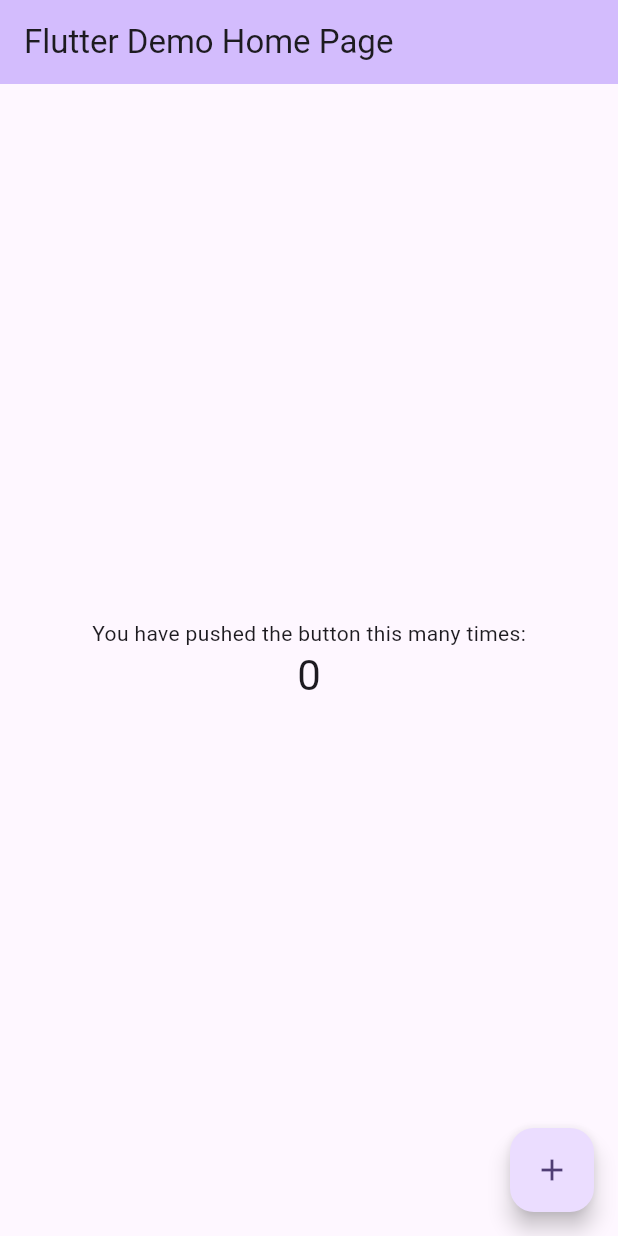
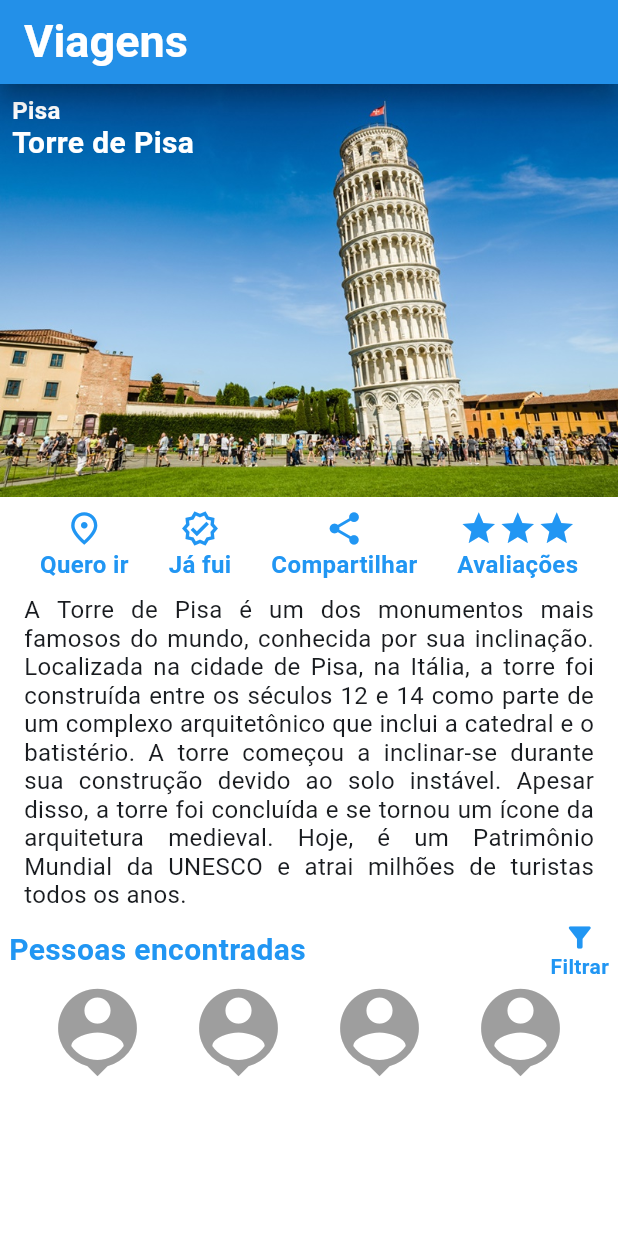
Before and after one commit to Perazzojoao/Arquivos-faculdade, a Flutter app: the screen it shows after launch, on a phone screen of 412 x 824 dp. Run offline on Flutter 3.47's test engine with Material 3 defaults, Android fonts, the phone set to English and light mode, and no system bars.

Commit message:
Adição de novos widgets de imagem, rodapé e barra de ação ao projeto Flutter

```diff
--- a/p-4/prog-mobile/atividade_01/lib/main.dart
+++ b/p-4/prog-mobile/atividade_01/lib/main.dart
@@ -1,3 +1,6 @@
+import 'package:atividade_01/widgets/actionBar.dart';
+import 'package:atividade_01/widgets/footer.dart';
+import 'package:atividade_01/widgets/images.dart';
 import 'package:flutter/material.dart';
 
 void main() {
@@ -28,44 +31,16 @@ class MyApp extends StatelessWidget {
         //
         // This works for code too, not just values: Most code changes can be
         // tested with just a hot reload.
-        colorScheme: ColorScheme.fromSeed(seedColor: Colors.deepPurple),
+        colorScheme: ColorScheme.fromSeed(seedColor: Colors.blue),
       ),
-      home: const MyHomePage(title: 'Flutter Demo Home Page'),
+      home: const MyHomePage(title: 'Viagens'),
     );
   }
 }
 
-class MyHomePage extends StatefulWidget {
+class MyHomePage extends StatelessWidget {
   const MyHomePage({super.key, required this.title});
-
-  // This widget is the home page of your application. It is stateful, meaning
-  // that it has a State object (defined below) that contains fields that affect
-  // how it looks.
-
-  // This class is the configuration for the state. It holds the values (in this
-  // case the title) provided by the parent (in this case the App widget) and
-  // used by the build method of the State. Fields in a Widget subclass are
-  // always marked "final".
-
   final String title;
-
-  @override
-  State<MyHomePage> createState() => _MyHomePageState();
-}
-
-class _MyHomePageState extends State<MyHomePage> {
-  int _counter = 0;
-
-  void _incrementCounter() {
-    setState(() {
-      // This call to setState tells the Flutter framework that something has
-      // changed in this State, which causes it to rerun the build method below
-      // so that the display can reflect the updated values. If we changed
-      // _counter without calling setState(), then the build method would not be
-      // called again, and so nothing would appear to happen.
-      _counter++;
-    });
-  }
 
   @override
   Widget build(BuildContext context) {
@@ -76,47 +51,41 @@ class _MyHomePageState extends State<MyHomePage> {
     // fast, so that you can just rebuild anything that needs updating rather
     // than having to individually change instances of widgets.
     return Scaffold(
+      backgroundColor: Colors.white,
       appBar: AppBar(
-        // TRY THIS: Try changing the color here to a specific color (to
-        // Colors.amber, perhaps?) and trigger a hot reload to see the AppBar
-        // change color while the other colors stay the same.
-        backgroundColor: Theme.of(context).colorScheme.inversePrimary,
-        // Here we take the value from the MyHomePage object that was created by
-        // the App.build method, and use it to set our appbar title.
-        title: Text(widget.title),
+        backgroundColor: Colors.blue[500],
+        title: Text(
+          title,
+          style: TextStyle(
+            color: Colors.white,
+            fontSize: 30,
+            fontWeight: FontWeight.w600,
+          ),
+        ),
+        shadowColor: Colors.black,
+        elevation: 6,
       ),
       body: Center(
-        // Center is a layout widget. It takes a single child and positions it
-        // in the middle of the parent.
         child: Column(
-          // Column is also a layout widget. It takes a list of children and
-          // arranges them vertically. By default, it sizes itself to fit its
-          // children horizontally, and tries to be as tall as its parent.
-          //
-          // Column has various properties to control how it sizes itself and
-          // how it positions its children. Here we use mainAxisAlignment to
-          // center the children vertically; the main axis here is the vertical
-          // axis because Columns are vertical (the cross axis would be
-          // horizontal).
-          //
-          // TRY THIS: Invoke "debug painting" (choose the "Toggle Debug Paint"
-          // action in the IDE, or press "p" in the console), to see the
-          // wireframe for each widget.
-          mainAxisAlignment: MainAxisAlignment.center,
-          children: <Widget>[
-            const Text('You have pushed the button this many times:'),
-            Text(
-              '$_counter',
-              style: Theme.of(context).textTheme.headlineMedium,
+          children: [
+            ImageWidget(),
+            ActionBarWidget(),
+            Container(
+              padding: EdgeInsets.only(left: 16, right: 16, top: 8, bottom: 8),
+              child: Text(
+                "A Torre de Pisa é um dos monumentos mais famosos do mundo, conhecida por sua inclinação. Localizada na cidade de Pisa, na Itália, a torre foi construída entre os séculos 12 e 14 como parte de um complexo arquitetônico que inclui a catedral e o batistério. A torre começou a inclinar-se durante sua construção devido ao solo instável. Apesar disso, a torre foi concluída e se tornou um ícone da arquitetura medieval. Hoje, é um Patrimônio Mundial da UNESCO e atrai milhões de turistas todos os anos.",
+                textAlign: TextAlign.justify,
+                style: TextStyle(
+                  fontSize: 16,
+                  fontWeight: FontWeight.w400,
+                  height: 1.2,
+                ),
+              ),
             ),
+            FooterWidget(),
           ],
         ),
       ),
-      floatingActionButton: FloatingActionButton(
-        onPressed: _incrementCounter,
-        tooltip: 'Increment',
-        child: const Icon(Icons.add),
-      ), // This trailing comma makes auto-formatting nicer for build methods.
     );
   }
 }
--- /dev/null
+++ b/p-4/prog-mobile/atividade_01/lib/widgets/actionBar.dart
@@ -0,0 +1,110 @@
+import 'package:flutter/material.dart';
+
+class DefaultValues {
+  static const int defaultColor = 0xFF2196F3;
+  static const double iconSize = 26.0;
+  static const double textSize = 16.0;
+  static const double textHeight = 1.4;
+}
+
+class ActionBarWidget extends StatelessWidget {
+  const ActionBarWidget({super.key});
+
+  @override
+  Widget build(BuildContext context) {
+    return Padding(
+      padding: const EdgeInsets.only(top: 8.0, bottom: 2.0),
+      child: Row(
+        mainAxisAlignment: MainAxisAlignment.spaceEvenly,
+        children: [
+          Column(
+            children: [
+              Icon(
+                Icons.place_outlined,
+                color: Color(DefaultValues.defaultColor),
+                size: DefaultValues.iconSize,
+              ),
+              Text(
+                "Quero ir",
+                style: TextStyle(
+                  color: Color(DefaultValues.defaultColor),
+                  fontSize: DefaultValues.textSize,
+                  fontWeight: FontWeight.w600,
+                  height: DefaultValues.textHeight,
+                ),
+              ),
+            ],
+          ),
+          Column(
+            children: [
+              Icon(
+                Icons.verified_outlined,
+                color: Color(DefaultValues.defaultColor),
+                size: DefaultValues.iconSize,
+              ),
+              Text(
+                "Já fui",
+                style: TextStyle(
+                  color: Color(DefaultValues.defaultColor),
+                  fontSize: DefaultValues.textSize,
+                  fontWeight: FontWeight.w600,
+                  height: DefaultValues.textHeight,
+                ),
+              ),
+            ],
+          ),
+          Column(
+            children: [
+              Icon(
+                Icons.share,
+                color: Color(DefaultValues.defaultColor),
+                size: DefaultValues.iconSize,
+              ),
+              Text(
+                "Compartilhar",
+                style: TextStyle(
+                  color: Color(DefaultValues.defaultColor),
+                  fontSize: DefaultValues.textSize,
+                  fontWeight: FontWeight.w600,
+                  height: DefaultValues.textHeight,
+                ),
+              ),
+            ],
+          ),
+          Column(
+            children: [
+              Row(
+                children: [
+                  Icon(
+                    Icons.star,
+                    color: Color(DefaultValues.defaultColor),
+                    size: DefaultValues.iconSize,
+                  ),
+                  Icon(
+                    Icons.star,
+                    color: Color(DefaultValues.defaultColor),
+                    size: DefaultValues.iconSize,
+                  ),
+                  Icon(
+                    Icons.star,
+                    color: Color(DefaultValues.defaultColor),
+                    size: DefaultValues.iconSize,
+                  ),
+                ],
+              ),
+              Text(
+                "Avaliações",
+                style: TextStyle(
+                  color: Color(DefaultValues.defaultColor),
+                  fontSize: DefaultValues.textSize,
+                  fontWeight: FontWeight.w600,
+                  height: DefaultValues.textHeight,
+                ),
+              ),
+            ],
+          ),
+        ],
+      ),
+    );
+  }
+}
--- /dev/null
+++ b/p-4/prog-mobile/atividade_01/lib/widgets/footer.dart
@@ -0,0 +1,57 @@
+import 'package:flutter/material.dart';
+
+class FooterWidget extends StatelessWidget {
+  const FooterWidget({super.key});
+
+  @override
+  Widget build(BuildContext context) {
+    return Padding(
+      padding: const EdgeInsets.only(left: 6.0, right: 6.0),
+      child: Column(
+        children: [
+          Row(
+            mainAxisAlignment: MainAxisAlignment.spaceBetween,
+            children: [
+              Text(
+                "Pessoas encontradas",
+                style: TextStyle(
+                  color: Colors.blue[500],
+                  fontSize: 20,
+                  fontWeight: FontWeight.bold,
+                ),
+              ),
+              Column(
+                children: [
+                  Icon(Icons.filter_alt, color: Colors.blue[500], size: 22.0),
+                  Text(
+                    "Filtrar",
+                    style: TextStyle(
+                      color: Colors.blue[500],
+                      fontSize: 14.0,
+                      fontWeight: FontWeight.w600,
+                      height: 1.2,
+                    ),
+                  ),
+                ],
+              ),
+            ],
+          ),
+          Row(
+            mainAxisAlignment: MainAxisAlignment.spaceEvenly,
+            children: [
+              ...[
+                Icons.person_pin,
+                Icons.person_pin,
+                Icons.person_pin,
+                Icons.person_pin,
+              ].map(
+                (iconData) =>
+                    Icon(iconData, color: Colors.grey[500], size: 70.0),
+              ),
+            ],
+          ),
+        ],
+      ),
+    );
+  }
+}
--- /dev/null
+++ b/p-4/prog-mobile/atividade_01/lib/widgets/images.dart
@@ -0,0 +1,50 @@
+import 'package:flutter/material.dart';
+
+class ImageWidget extends StatelessWidget {
+  const ImageWidget({super.key});
+  final String imagePath = 'img/torre-de-pisa.jpg';
+
+  @override
+  Widget build(BuildContext context) {
+    return Stack(
+      alignment: Alignment.topLeft,
+      children: [
+        Container(
+          color: Colors.white,
+          child: Center(
+            child: Transform.scale(
+              scaleX: -1,
+              child: Image.asset(imagePath, fit: BoxFit.cover),
+            ),
+          ),
+        ),
+        Padding(
+          padding: const EdgeInsets.all(8.0),
+          child: Column(
+            crossAxisAlignment: CrossAxisAlignment.start,
+            children: [
+              Text(
+                "Pisa",
+                style: TextStyle(
+                  color: Colors.white,
+                  fontSize: 16,
+                  fontWeight: FontWeight.bold,
+                  height: 1.2
+                ),
+              ),
+              Text(
+                "Torre de Pisa",
+                style: TextStyle(
+                  color: Colors.white,
+                  fontSize: 20,
+                  fontWeight: FontWeight.bold,
+                  height: 1.2
+                ),
+              ),
+            ],
+          ),
+        ),
+      ],
+    );
+  }
+}
```
Also changed, not shown: p-4/prog-mobile/atividade_01/pubspec.yaml (+3 -5 lines), p-4/prog-mobile/atividade_01/img/torre-de-pisa.jpg (added).
